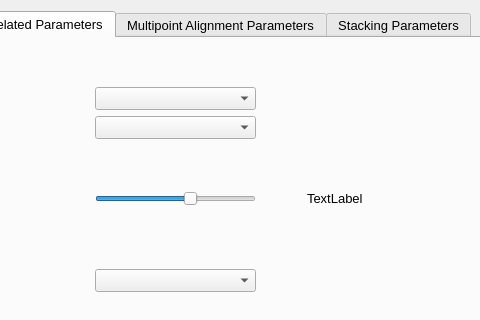
Before: the Qt Designer form planetary_system_stacker/parameter_configuration.ui in Rolf-Hempel/PlanetarySystemStacker, drawn with Qt 5; both pictures show x 221 to 701 and y 0 to 320 of the 900 by 571 pixel window.
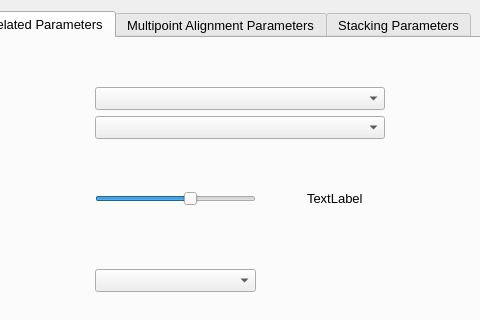
After: the same form once the commit is applied.

Commit message: Formatting of protocol changed, combobox for debayer methode widened.

Diff of the .ui file:
```diff
--- a/planetary_system_stacker/parameter_configuration.ui
+++ b/planetary_system_stacker/parameter_configuration.ui
@@ -355,9 +355,6 @@
          </property>
         </widget>
        </item>
-       <item row="1" column="2" colspan="2">
-        <widget class="QComboBox" name="fdb_comboBox"/>
-       </item>
        <item row="9" column="0">
         <widget class="QLabel" name="afrsf_label_parameter">
          <property name="toolTip">
@@ -639,7 +636,10 @@
          </property>
         </widget>
        </item>
-       <item row="2" column="2" colspan="2">
+       <item row="1" column="2" colspan="4">
+        <widget class="QComboBox" name="fdb_comboBox"/>
+       </item>
+       <item row="2" column="2" colspan="4">
         <widget class="QComboBox" name="fdbm_comboBox"/>
        </item>
       </layout>
```
The commit also changes 2 other files.
